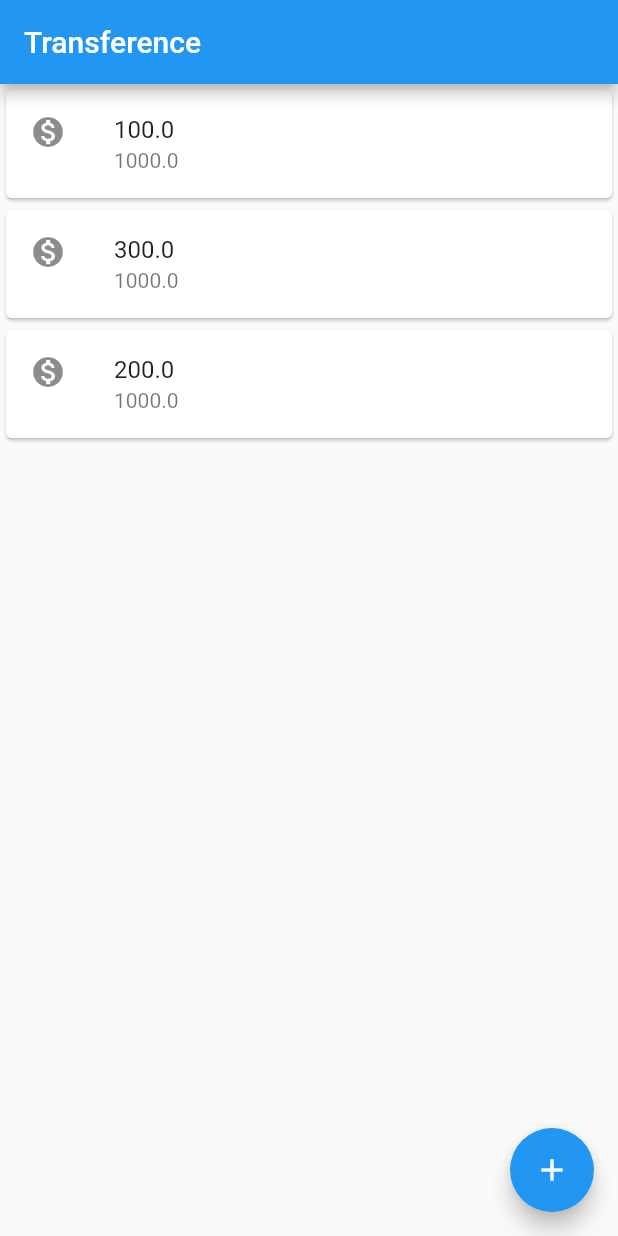
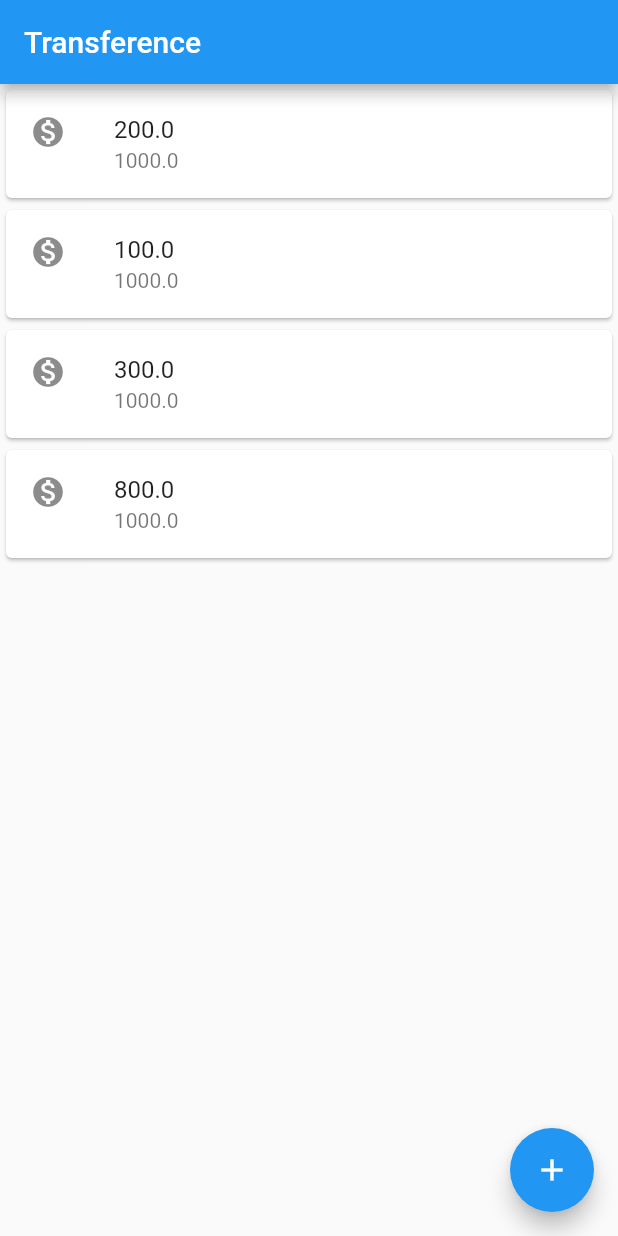
Before and after one commit to felixrodrigo19/bytebank, a Flutter app: the screen it shows after launch, on a phone screen of 412 x 824 dp. Run offline on Flutter 3.47's test engine with Material 2 defaults, Android fonts, the phone set to English and light mode, and no system bars.

Commit message:
refactor: create class to items list transfers

```diff
--- a/lib/main.dart
+++ b/lib/main.dart
@@ -22,28 +22,30 @@ class TransferList extends StatelessWidget {
   Widget build(BuildContext context) {
     return Column(
       children: const [
-        Card(
-          child: ListTile(
-            leading: Icon(Icons.monetization_on),
-            title: Text('100.0'),
-            subtitle: Text('1000.0'),
-          ),
-        ),
-        Card(
-          child: ListTile(
-            leading: Icon(Icons.monetization_on),
-            title: Text('300.0'),
-            subtitle: Text('1000.0'),
-          ),
-        ),
-        Card(
-          child: ListTile(
-            leading: Icon(Icons.monetization_on),
-            title: Text('200.0'),
-            subtitle: Text('1000.0'),
-          ),
-        ),
+        ItemsListTransfers('200.0', '1000.0'),
+        ItemsListTransfers('100.0', '1000.0'),
+        ItemsListTransfers('300.0', '1000.0'),
+        ItemsListTransfers('800.0', '1000.0'),
       ],
     );
   }
 }
+
+class ItemsListTransfers extends StatelessWidget {
+  final String transferValue;
+  final String accountValue;
+
+  // ignore: use_key_in_widget_constructors
+  const ItemsListTransfers(this.transferValue, this.accountValue);
+
+  @override
+  Widget build(BuildContext context) {
+    return Card(
+      child: ListTile(
+        leading: const Icon(Icons.monetization_on),
+        title: Text(transferValue),
+        subtitle: Text(accountValue),
+      ),
+    );
+  }
+}
```
